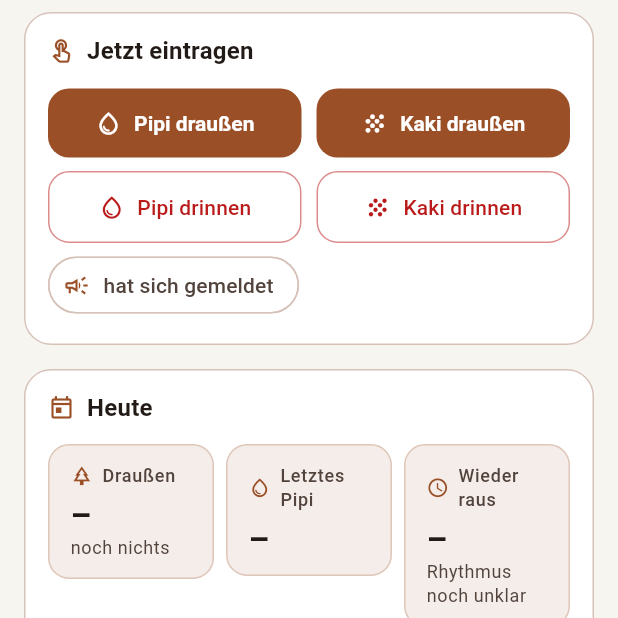
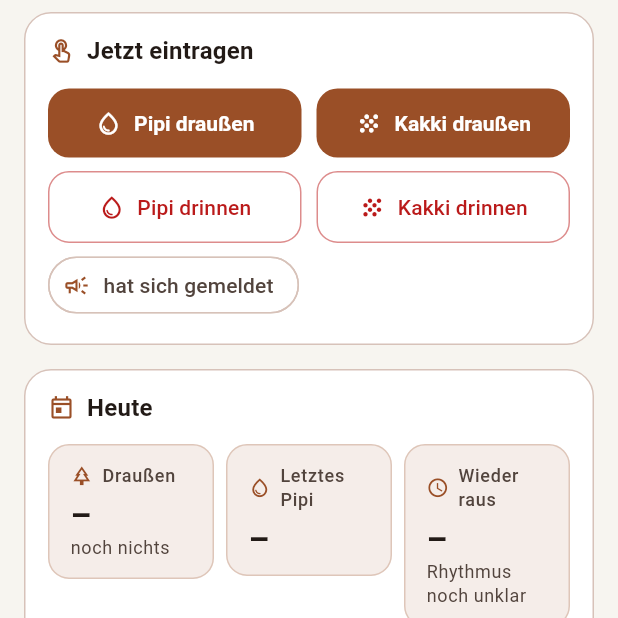
Before and after one commit to Nachtigall15/Moto, a Flutter app: the StubenreinheitScreen screen opened directly, on a phone screen of 412 x 824 dp, the top half of it. Run offline on Flutter 3.47's test engine with Material 3 defaults, Android fonts, the phone set to English and light mode, and no system bars; our stand-ins replace cloud_firestore, firebase_auth, firebase_core, fl_chart, flutter_map, geolocator and 4 more; missing offline and left inert: dart:js_interop; accounts and stored records are empty.

Commit message:
Stubenreinheit: „Kaki" heißt jetzt „Kakki"
Nur die Beschriftung – der gespeicherte Name bleibt „kaki", damit
vorhandene Einträge weiter passen.

Co-Authored-By: Claude Opus 5.5 <noreply@anthropic.com>
Claude-Session: https://claude.ai/code/session_01HuesBdZKeDLXRSVXcyUozj

```diff
--- a/dogapp/lib/core/config.dart
+++ b/dogapp/lib/core/config.dart
@@ -31,7 +31,7 @@ class AppConfig {
   static const int limitTraining = 500;
 
   /// Ein Welpe muss in der Erziehung zur Stubenreinheit leicht
-  /// zehnmal am Tag raus – Pipi und Kaki einzeln gezählt.
+  /// zehnmal am Tag raus – Pipi und Kakki einzeln gezählt.
   static const int limitGeschaefte = 800;
 
   /// Fotos werden vor dem Speichern auf diese Kantenlänge verkleinert.
--- a/dogapp/lib/features/stubenreinheit/stubenreinheit_screen.dart
+++ b/dogapp/lib/features/stubenreinheit/stubenreinheit_screen.dart
@@ -118,7 +118,7 @@ class _StubenreinheitScreenState extends State<StubenreinheitScreen> {
                         onPressed: () =>
                             _schnell(Geschaeftsart.kaki, Ort.draussen),
                         icon: Icon(iconFuer(Geschaeftsart.kaki)),
-                        label: const Text('Kaki draußen'),
+                        label: const Text('Kakki draußen'),
                       ),
                     ),
                   ],
@@ -137,7 +137,7 @@ class _StubenreinheitScreenState extends State<StubenreinheitScreen> {
                     const SizedBox(width: 10),
                     Expanded(
                       child: _DrinnenKnopf(
-                        text: 'Kaki drinnen',
+                        text: 'Kakki drinnen',
                         art: Geschaeftsart.kaki,
                         onPressed: () =>
                             _schnell(Geschaeftsart.kaki, Ort.drinnen),
--- a/dogapp/lib/models/geschaeft.dart
+++ b/dogapp/lib/models/geschaeft.dart
@@ -2,7 +2,7 @@ import '../core/format.dart';
 
 /// Ein Geschäft: was, wann, wo – das Rohmaterial der Stubenreinheit.
 ///
-/// Jedes Geschäft ist ein eigener Eintrag, auch wenn Pipi und Kaki im
+/// Jedes Geschäft ist ein eigener Eintrag, auch wenn Pipi und Kakki im
 /// selben Gang passieren. Nur so lassen sich die Abstände zwischen
 /// zwei Pipis sauber ausrechnen – und genau die bestimmen, wann der
 /// nächste Gang fällig ist.
@@ -29,7 +29,7 @@ class Geschaeft {
 
   bool get draussen => ort == Ort.draussen;
 
-  /// „Pipi draußen", „Kaki drinnen" …
+  /// „Pipi draußen", „Kakki drinnen" …
   String get label => '${art.label} ${ort.label}';
 
   Geschaeft copyWith({
@@ -70,7 +70,9 @@ class Geschaeft {
 
 enum Geschaeftsart {
   pipi('Pipi'),
-  kaki('Kaki');
+  // Der interne Name bleibt „kaki“ – so steht er in den gespeicherten
+  // Einträgen. Umbenannt ist nur die Beschriftung.
+  kaki('Kakki');
 
   const Geschaeftsart(this.label);
 
--- a/dogapp/lib/state/stubenreinheit.dart
+++ b/dogapp/lib/state/stubenreinheit.dart
@@ -30,10 +30,10 @@ class StubenTag {
   /// ohne Eintrag ist kein Tag mit 0 %, sondern einer ohne Aufzeichnung.
   double? get quote => gesamt == 0 ? null : draussen / gesamt;
 
-  /// „4× Pipi · 2× Kaki"
+  /// „4× Pipi · 2× Kakki"
   String get zusammenfassung => [
         if (pipi > 0) '$pipi× Pipi',
-        if (kaki > 0) '$kaki× Kaki',
+        if (kaki > 0) '$kaki× Kakki',
       ].join(' · ');
 }
 
```
Also changed, not shown: 2 other files.
